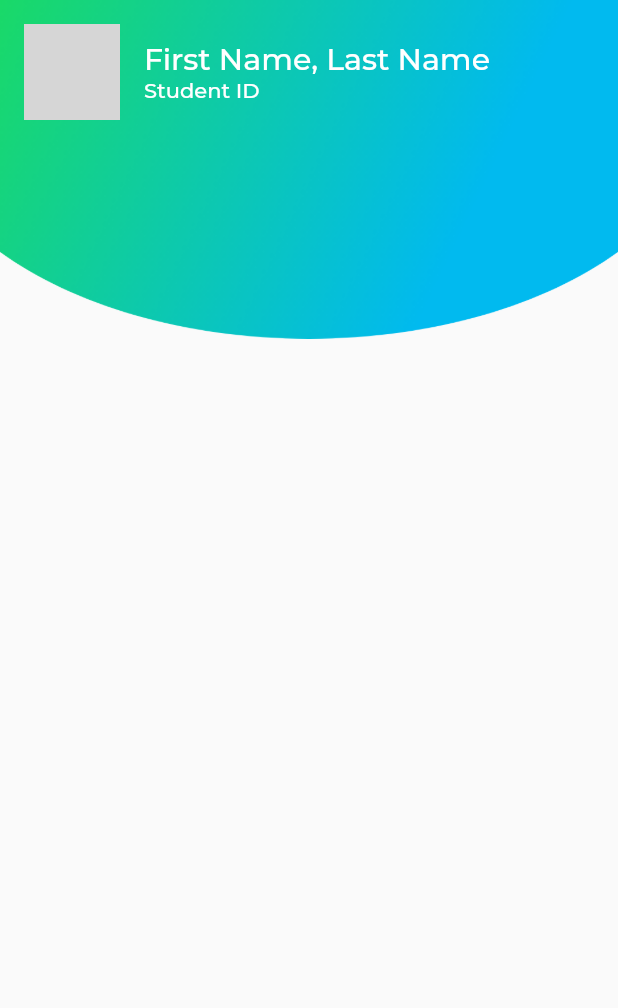
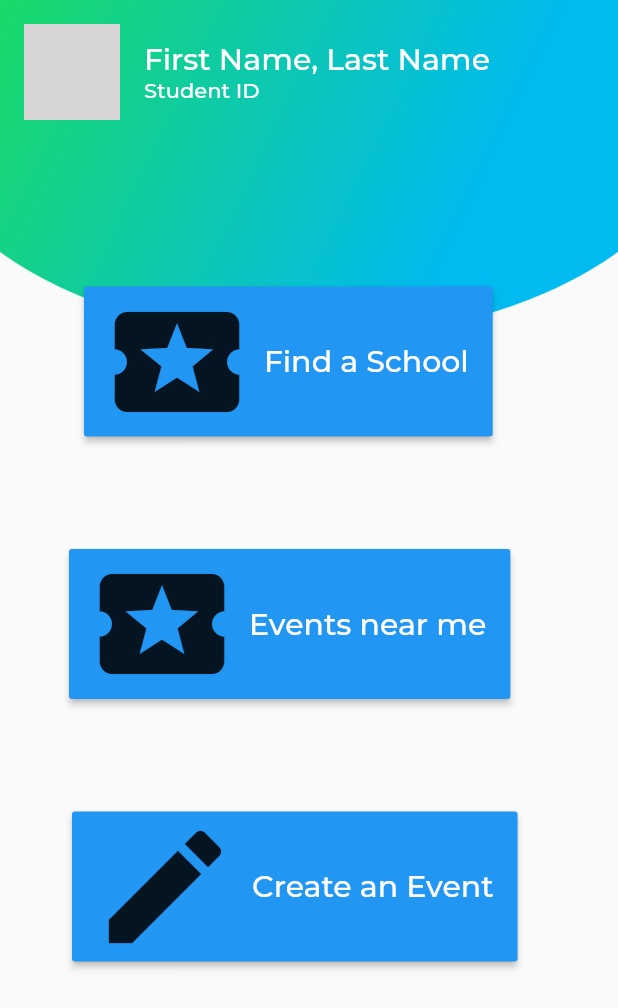
Before and after one commit to Uni-Maps/Uni-Maps, a Flutter app: the screen it shows after launch, on a phone screen of 412 x 824 dp. Shown: the top 1008 px of the screen. Run offline on Flutter 3.47's test engine with Material 2 defaults, Android fonts, the phone set to English and light mode, and no system bars; our stand-ins replace firebase_auth, google_maps_flutter; missing offline and left inert: sign_button; accounts and stored records are empty; network calls fail; grey boxes are pictures that could not be loaded.

Commit message:
updated homepage

```diff
--- a/lib/home_screen.dart
+++ /dev/null
@@ -1,63 +0,0 @@
-import 'package:flutter/material.dart';
-
-class HomeScreen extends StatefulWidget {
-  @override
-  _HomeScreenState createState() => _HomeScreenState();
-}
-
-class _HomeScreenState extends State<HomeScreen> {
-  @override
-  Widget build(BuildContext context) {
-    var size = MediaQuery.of(context).size;
-    return Scaffold(
-      body: Stack(
-        children: <Widget>[
-          Container(
-            height: size.height * .3,
-            decoration: BoxDecoration(
-                image: DecorationImage(
-                    alignment: Alignment.topCenter,
-                    image: AssetImage('assets/images/top_header.png'))),
-          ),
-          SafeArea(
-            child: Padding(
-              padding: const EdgeInsets.all(16.0),
-              child: Column(children: <Widget>[
-                Container(
-                    height: 64,
-                    margin: EdgeInsets.only(bottom: 30),
-                    child: Row(
-                        crossAxisAlignment: CrossAxisAlignment.start,
-                        children: <Widget>[
-                          CircleAvatar(
-                            radius: 32,
-                            backgroundImage: NetworkImage(
-                                'https://mpng.subpng.com/20180630/asj/kisspng-computer-icons-download-avatar-5b3848b5343f86.741661901530415285214.jpg'),
-                          ),
-                          SizedBox(
-                            width: 16,
-                          ),
-                          Column(
-                              mainAxisAlignment: MainAxisAlignment.center,
-                              crossAxisAlignment: CrossAxisAlignment.start,
-                              children: <Widget>[
-                                Text('First Name, Last Name',
-                                    style: TextStyle(
-                                        fontFamily: "Montserrat Medium",
-                                        color: Colors.white,
-                                        fontSize: 20)),
-                                Text('Student ID',
-                                    style: TextStyle(
-                                        fontFamily: "Montserrat Medium",
-                                        color: Colors.white,
-                                        fontSize: 14)),
-                              ])
-                        ])),
-              ]),
-            ),
-          ),
-        ],
-      ),
-    );
-  }
-}
--- a/lib/main.dart
+++ b/lib/main.dart
@@ -1,6 +1,7 @@
 import 'package:flutter/material.dart'
     show BuildContext, MaterialApp, StatelessWidget, Widget, runApp;
-import 'package:winhacks/home_screen.dart' show HomeScreen;
+import './screens/home_screen.dart'
+    show HomeScreen; // ./ Means it is in the same directory, helps with pathing
 
 void main() => runApp(Home());
 
--- a/lib/screens/authenticate/authenticate.dart
+++ b/lib/screens/authenticate/authenticate.dart
@@ -1 +1 @@
-import 'package:brew_crew/screens/authenticate/sign_in.dart';
+// import 'package:brew_crew/screens/authenticate/sign_in.dart';
--- /dev/null
+++ b/lib/screens/home_screen.dart
@@ -0,0 +1,166 @@
+import 'package:flutter/material.dart';
+import 'package:sign_button/sign_button.dart';
+
+class HomeScreen extends StatefulWidget {
+  @override
+  _HomeScreenState createState() => _HomeScreenState();
+}
+
+class _HomeScreenState extends State<HomeScreen> {
+  @override
+  Widget build(BuildContext context) {
+    var size = MediaQuery.of(context).size;
+    return Scaffold(
+      body: Stack(
+        children: <Widget>[
+          Container(
+            height: size.height * .3,
+            decoration: BoxDecoration(
+                image: DecorationImage(
+                    alignment: Alignment.topCenter,
+                    image: AssetImage("assets/images/top_header.png"))),
+          ),
+          SafeArea(
+            child: Padding(
+              padding: const EdgeInsets.all(16.0),
+              child: Column(children: <Widget>[
+                Container(
+                    height: 100,
+                    margin: EdgeInsets.only(top: 175),
+                    child: Row(
+                        crossAxisAlignment: CrossAxisAlignment.start,
+                        children: <Widget>[
+                          SizedBox(
+                            width: 40, // Centering the buttons
+                          ),
+                          Column(
+                              mainAxisAlignment: MainAxisAlignment.center,
+                              crossAxisAlignment: CrossAxisAlignment.start,
+                              children: <Widget>[
+                                RaisedButton.icon(
+                                  onPressed: () {
+                                    print('Action event Line 42');
+                                  },
+                                  icon: Icon(Icons.local_activity, size: 100),
+                                  color: Colors.blue,
+                                  label: Text('Find a School',
+                                      style: TextStyle(
+                                          fontFamily: "Montserrat Medium",
+                                          color: Colors.white,
+                                          fontSize: 20)),
+                                ),
+                              ])
+                        ])),
+              ]),
+            ),
+          ),
+          SafeArea(
+            child: Padding(
+              padding: const EdgeInsets.all(16.0),
+              child: Column(children: <Widget>[
+                Container(
+                    height: 100,
+                    margin: EdgeInsets.only(top: 350),
+                    child: Row(
+                        crossAxisAlignment: CrossAxisAlignment.start,
+                        children: <Widget>[
+                          SizedBox(
+                            width: 30, // Centering the buttons
+                          ),
+                          Column(
+                              mainAxisAlignment: MainAxisAlignment.center,
+                              crossAxisAlignment: CrossAxisAlignment.start,
+                              children: <Widget>[
+                                RaisedButton.icon(
+                                  onPressed: () {
+                                    print('Action event Line 76');
+                                  },
+                                  icon: Icon(Icons.local_activity, size: 100),
+                                  color: Colors.blue,
+                                  label: Text('Events near me',
+                                      style: TextStyle(
+                                          fontFamily: "Montserrat Medium",
+                                          color: Colors.white,
+                                          fontSize: 20)),
+                                ),
+                              ])
+                        ])),
+              ]),
+            ),
+          ),
+          SafeArea(
+            child: Padding(
+              padding: const EdgeInsets.all(16.0),
+              child: Column(children: <Widget>[
+                Container(
+                    height: 100,
+                    margin: EdgeInsets.only(top: 525),
+                    child: Row(
+                        crossAxisAlignment: CrossAxisAlignment.start,
+                        children: <Widget>[
+                          SizedBox(
+                            width: 32, // Centering the buttons
+                          ),
+                          Column(
+                              mainAxisAlignment: MainAxisAlignment.center,
+                              crossAxisAlignment: CrossAxisAlignment.start,
+                              children: <Widget>[
+                                RaisedButton.icon(
+                                  onPressed: () {
+                                    print('Action Event Line 110');
+                                  },
+                                  icon: Icon(Icons.edit, size: 100),
+                                  color: Colors.blue,
+                                  label: Text('Create an Event',
+                                      style: TextStyle(
+                                          fontFamily: "Montserrat Medium",
+                                          color: Colors.white,
+                                          fontSize: 20)),
+                                ),
+                              ])
+                        ])),
+              ]),
+            ),
+          ),
+          SafeArea(
+            child: Padding(
+              padding: const EdgeInsets.all(16.0),
+              child: Column(children: <Widget>[
+                Container(
+                    height: 64,
+                    margin: EdgeInsets.only(bottom: 30),
+                    child: Row(
+                        crossAxisAlignment: CrossAxisAlignment.start,
+                        children: <Widget>[
+                          CircleAvatar(
+                            radius: 32,
+                            backgroundImage: NetworkImage(
+                                'https://mpng.subpng.com/20180630/asj/kisspng-computer-icons-download-avatar-5b3848b5343f86.741661901530415285214.jpg'),
+                          ),
+                          SizedBox(
+                            width: 16,
+                          ),
+                          Column(
+                              mainAxisAlignment: MainAxisAlignment.center,
+                              crossAxisAlignment: CrossAxisAlignment.start,
+                              children: <Widget>[
+                                Text('First Name, Last Name',
+                                    style: TextStyle(
+                                        fontFamily: "Montserrat Medium",
+                                        color: Colors.white,
+                                        fontSize: 20)),
+                                Text('Student ID',
+                                    style: TextStyle(
+                                        fontFamily: "Montserrat Medium",
+                                        color: Colors.white,
+                                        fontSize: 14)),
+                              ])
+                        ])),
+              ]),
+            ),
+          ),
+        ],
+      ),
+    );
+  }
+}
--- a/pubspec.yaml
+++ b/pubspec.yaml
@@ -23,6 +23,7 @@ environment:
 dependencies:
   firebase_auth: ^0.16.1
   google_maps_flutter: ^0.5.11
+  sign_button: ^1.0.1
 
   flutter:
     sdk: flutter
@@ -55,6 +56,7 @@ flutter:
   assets:
     - assets/images/top_header.png
     - assets/images/profile.jpg
+
 
 
   fonts:
```
Also changed, not shown: pubspec.lock.
